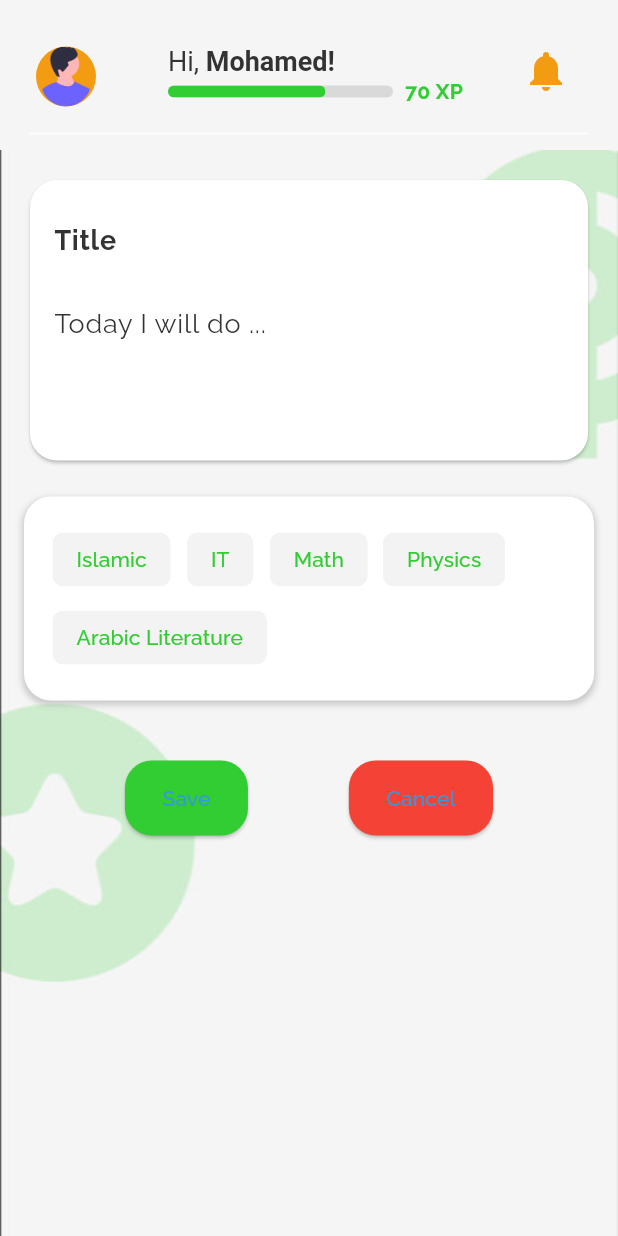
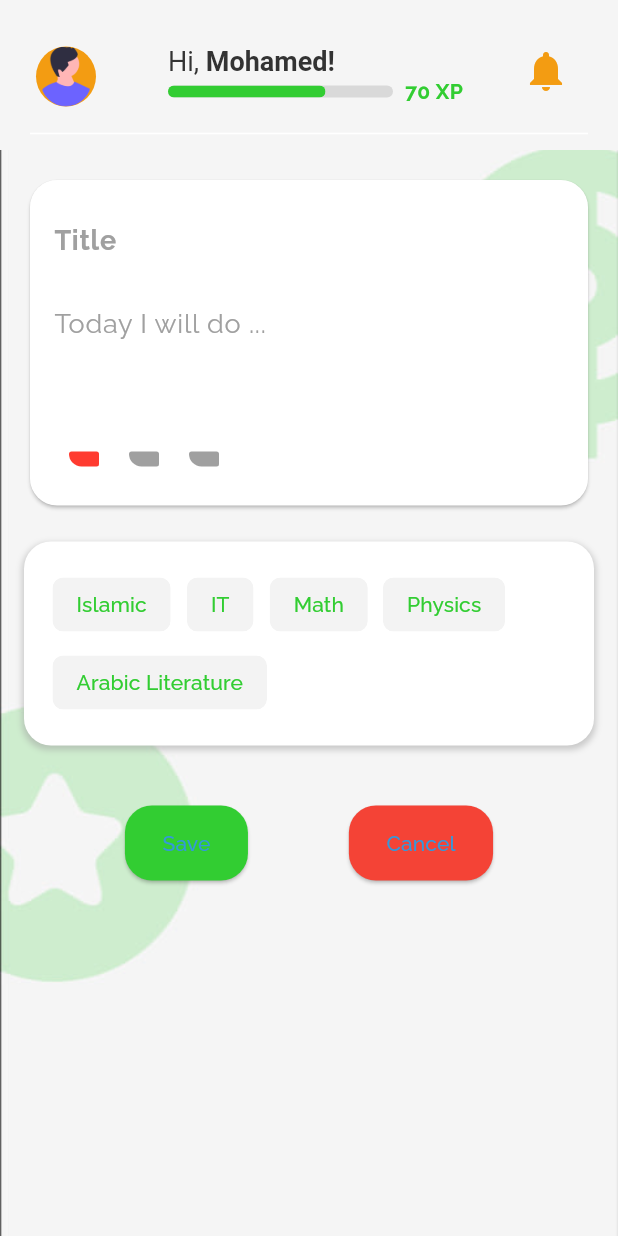
Before and after one commit to AbderrahimRezki/StudyBuddy, a Flutter app: the AddTaskScreenState screen opened directly, on a phone screen of 412 x 824 dp. Run offline on Flutter 3.47's test engine with Material 3 defaults, Android fonts, the phone set to English and light mode, and no system bars; our stand-ins replace bloc, equatable, floor, flutter_bloc, flutter_svg, get_it and 1 more; accounts and stored records are empty.

Commit message:
feature: task priority

```diff
--- a/lib/config/theme/theme.dart
+++ b/lib/config/theme/theme.dart
@@ -44,3 +44,9 @@ final TextStyle boldTextStyle = TextStyle(
 
 final TextStyle hintTextStyle =
     TextStyle(color: MyColorScheme.lightGray, fontSize: 16);
+
+const priorityShape = BorderRadius.only(
+    topLeft: Radius.circular(2),
+    topRight: Radius.circular(2),
+    bottomLeft: Radius.circular(10),
+    bottomRight: Radius.circular(2));
--- a/lib/features/task/presentation/widgets/action_buttons.dart
+++ b/lib/features/task/presentation/widgets/action_buttons.dart
@@ -25,12 +25,14 @@ class ActionButtons extends StatelessWidget {
                 var title = TaskFormControllers.titleController.text;
                 var description =
                     TaskFormControllers.descriptionController.text;
+                var priority = TaskFormControllers.priorityController;
 
                 final task0 = TaskEntity(
                     taskId: task?.taskId,
                     userId: task?.userId,
                     taskTitle: title,
-                    taskDescription: description);
+                    taskDescription: description,
+                    taskPriority: priority);
 
                 selectedCategories
                     .removeWhere((category, isSelected) => isSelected == false);
@@ -43,6 +45,7 @@ class ActionButtons extends StatelessWidget {
                 }
                 TaskFormControllers.titleController.text = "";
                 TaskFormControllers.descriptionController.text = "";
+                TaskFormControllers.priorityController = 0;
                 Navigator.of(context).pop();
               },
               style: ElevatedButton.styleFrom(
--- a/lib/features/task/presentation/widgets/task_card.dart
+++ b/lib/features/task/presentation/widgets/task_card.dart
@@ -51,9 +51,10 @@ class TaskCard extends StatelessWidget {
                   width: 10,
                   height: 10,
                   decoration: BoxDecoration(
-                    color:
-                        i < (task.taskPriority ?? 0) ? Colors.red : Colors.grey,
-                    shape: BoxShape.circle,
+                    color: i <= (task.taskPriority ?? 0)
+                        ? MyColorScheme.red
+                        : MyColorScheme.lightGray,
+                    borderRadius: priorityShape,
                   ),
                 ),
             ],
--- a/lib/features/task/presentation/widgets/task_form_controllers.dart
+++ b/lib/features/task/presentation/widgets/task_form_controllers.dart
@@ -3,6 +3,6 @@ import 'package:flutter/material.dart';
 class TaskFormControllers {
   static final titleController = TextEditingController();
   static final descriptionController = TextEditingController();
-  static final priorityController = TextEditingController();
+  static var priorityController = 0;
   static final dueDateController = TextEditingController();
 }
--- a/lib/features/task/presentation/widgets/task_section.dart
+++ b/lib/features/task/presentation/widgets/task_section.dart
@@ -1,11 +1,11 @@
 import 'package:flutter/material.dart';
+import 'package:study_buddy/config/theme/theme.dart';
 import 'package:study_buddy/features/task/domain/entities/task_entity.dart';
 import 'package:study_buddy/features/task/presentation/widgets/task_form_controllers.dart';
 
 class TaskSection extends StatelessWidget {
   final TaskEntity? task;
-
-  const TaskSection({super.key, required this.task});
+  const TaskSection({super.key, this.task});
 
   @override
   Widget build(BuildContext context) {
@@ -20,18 +20,18 @@ class TaskSection extends StatelessWidget {
           children: [
             TextFormField(
               controller: TaskFormControllers.titleController,
-              decoration: const InputDecoration(
+              decoration: InputDecoration(
                 border: InputBorder.none,
                 hintText: 'Title',
                 hintStyle: TextStyle(
                   fontWeight: FontWeight.bold,
-                  color: Color(0xFF333333),
+                  color: MyColorScheme.lightGray,
                   fontSize: 18,
                 ),
               ),
-              style: const TextStyle(
+              style: TextStyle(
                 fontWeight: FontWeight.bold,
-                color: Color(0xFF333333),
+                color: MyColorScheme.textColor,
                 fontSize: 18,
               ),
               onChanged: (value) {
@@ -42,22 +42,68 @@ class TaskSection extends StatelessWidget {
             const SizedBox(height: 10),
             TextFormField(
               controller: TaskFormControllers.descriptionController,
-              decoration: const InputDecoration(
-                border: InputBorder.none,
-                hintText: 'Today I will do ... ',
-              ),
-              style: const TextStyle(
-                fontSize: 18,
-              ),
+              decoration: InputDecoration(
+                  border: InputBorder.none,
+                  hintText: 'Today I will do ... ',
+                  hintStyle: TextStyle(color: MyColorScheme.lightGray)),
+              style: TextStyle(fontSize: 18, color: MyColorScheme.textColor),
               maxLines: 3,
               onChanged: (value) {
                 TaskFormControllers.descriptionController.text = value;
               },
               onSaved: (value) {},
             ),
+            PriorityDots(task: task)
           ],
         ),
       ),
     );
   }
 }
+
+class PriorityDots extends StatefulWidget {
+  final TaskEntity? task;
+  const PriorityDots({super.key, this.task});
+
+  @override
+  State<PriorityDots> createState() => _PriorityDotsState();
+}
+
+class _PriorityDotsState extends State<PriorityDots> {
+  int? priority;
+
+  @override
+  void initState() {
+    priority = widget.task?.taskPriority ?? 0;
+    super.initState();
+  }
+
+  @override
+  Widget build(BuildContext context) {
+    return Row(
+      children: [
+        for (int i = 0; i < 3; i++)
+          InkWell(
+            onTap: () {
+              setState(() {
+                priority = i;
+              });
+
+              TaskFormControllers.priorityController = i;
+            },
+            child: Container(
+              width: 20,
+              height: 10,
+              margin: const EdgeInsets.all(10),
+              decoration: BoxDecoration(
+                  color: (i <= (priority ?? 0))
+                      ? MyColorScheme.red
+                      : MyColorScheme.lightGray,
+                  borderRadius: priorityShape),
+              // child: const Text("Hello"),
+            ),
+          ),
+      ],
+    );
+  }
+}
```
